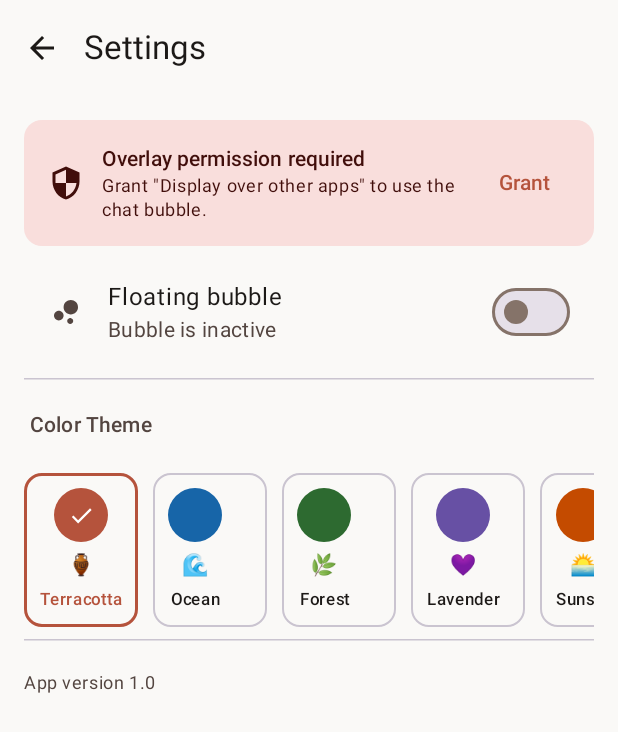
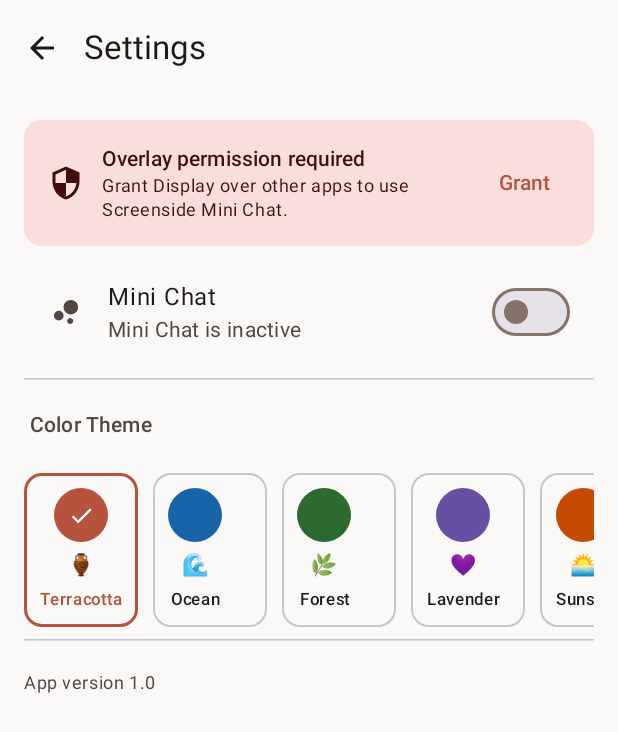
Before and after one commit to e-mad-ghub/uai, an Android app built with Jetpack Compose: the SettingsScreen screen opened through its navigation route, on a phone screen of 412 x 824 dp. Shown: the top 732 px of the screen. Run offline under Robolectric (Android 15) with nearby library versions, the light colour scheme and no system bars.

Commit message:
brand: changed the features to market namings

```diff
--- a/app/src/main/java/com/example/uai/MainActivity.kt
+++ b/app/src/main/java/com/example/uai/MainActivity.kt
@@ -149,7 +149,7 @@ class MainActivity : ComponentActivity() {
 
                             Spacer(Modifier.height(6.dp))
 
-                            // New Agora Room button
+                            // New Room button
                             OutlinedButton(
                                 onClick = {
                                     closeDrawer()
@@ -161,13 +161,13 @@ class MainActivity : ComponentActivity() {
                             ) {
                                 Icon(Icons.Default.Groups, contentDescription = null)
                                 Spacer(Modifier.width(8.dp))
-                                Text("New Agora Room")
+                                Text(stringResource(R.string.new_room))
                             }
 
                             Spacer(Modifier.height(8.dp))
                             HorizontalDivider()
 
-                            // Conversations list — all chats including Agora rooms
+                            // Conversations list — all chats including Rooms
                             if (conversations.isNotEmpty()) {
                                 Text(
                                     "Recent",
@@ -227,7 +227,7 @@ class MainActivity : ComponentActivity() {
 
                             NavigationDrawerItem(
                                 icon = { Icon(Icons.Default.Person, contentDescription = null) },
-                                label = { Text("Agents") },
+                                label = { Text(stringResource(R.string.feature_agents)) },
                                 selected = currentRoute == Routes.AGENTS,
                                 onClick = {
                                     closeDrawer()
@@ -340,7 +340,7 @@ private fun DrawerConversationItem(
                         color = MaterialTheme.colorScheme.tertiaryContainer
                     ) {
                         Text(
-                            "Agora",
+                            stringResource(R.string.feature_room),
                             style = MaterialTheme.typography.labelSmall,
                             color = MaterialTheme.colorScheme.onTertiaryContainer,
                             modifier = Modifier.padding(horizontal = 6.dp, vertical = 2.dp)
--- a/app/src/main/java/com/example/uai/service/FloatingBubbleService.kt
+++ b/app/src/main/java/com/example/uai/service/FloatingBubbleService.kt
@@ -545,7 +545,7 @@ class FloatingBubbleService : Service() {
                         messages = chatMessages,
                         inputText = inputText,
                         isLoading = isLoading,
-                        agentName = activeAgent?.name ?: "AI Agent",
+                        agentName = activeAgent?.name ?: "Agent",
                         agents = allAgents,
                         conversations = availableConversations,
                         currentConversationId = currentConversationId,
--- a/app/src/main/java/com/example/uai/ui/agents/AgentsScreen.kt
+++ b/app/src/main/java/com/example/uai/ui/agents/AgentsScreen.kt
@@ -14,9 +14,11 @@ import androidx.compose.material3.*
 import androidx.compose.runtime.*
 import androidx.compose.ui.Alignment
 import androidx.compose.ui.Modifier
+import androidx.compose.ui.res.stringResource
 import androidx.compose.ui.text.style.TextOverflow
 import androidx.compose.ui.unit.dp
 import androidx.lifecycle.compose.collectAsStateWithLifecycle
+import com.example.uai.R
 import com.example.uai.data.model.AgentConfig
 
 @OptIn(ExperimentalMaterial3Api::class)
@@ -34,7 +36,7 @@ fun AgentsScreen(
         modifier = modifier,
         topBar = {
             TopAppBar(
-                title = { Text("AI Agents") },
+                title = { Text(stringResource(R.string.feature_agents)) },
                 navigationIcon = {
                     IconButton(onClick = onBack) {
                         Icon(Icons.AutoMirrored.Filled.ArrowBack, "Back")
@@ -57,7 +59,7 @@ fun AgentsScreen(
                     Text("No agents configured", style = MaterialTheme.typography.bodyLarge)
                     Spacer(Modifier.height(8.dp))
                     Text(
-                        "Tap + to add your first AI agent",
+                        "Tap + to add your first agent",
                         style = MaterialTheme.typography.bodyMedium,
                         color = MaterialTheme.colorScheme.onSurfaceVariant
                     )
--- a/app/src/main/java/com/example/uai/ui/chat/ChatPanel.kt
+++ b/app/src/main/java/com/example/uai/ui/chat/ChatPanel.kt
@@ -403,7 +403,7 @@ fun BubbleContent(isLoading: Boolean, modifier: Modifier = Modifier) {
         } else {
             Icon(
                 Icons.Default.SmartToy,
-                contentDescription = "AI Chat",
+                contentDescription = "Screenside Mini Chat",
                 tint = Color.White,
                 modifier = Modifier.size(30.dp)
             )
--- a/app/src/main/java/com/example/uai/ui/settings/SettingsScreen.kt
+++ b/app/src/main/java/com/example/uai/ui/settings/SettingsScreen.kt
@@ -22,6 +22,7 @@ import androidx.compose.ui.Modifier
 import androidx.compose.ui.draw.clip
 import androidx.compose.ui.graphics.Color
 import androidx.compose.ui.platform.LocalContext
+import androidx.compose.ui.res.stringResource
 import androidx.compose.ui.text.style.TextAlign
 import androidx.compose.ui.text.style.TextOverflow
 import androidx.compose.ui.unit.dp
@@ -29,6 +30,7 @@ import androidx.lifecycle.Lifecycle
 import androidx.lifecycle.LifecycleEventObserver
 import androidx.lifecycle.compose.LocalLifecycleOwner
 import androidx.lifecycle.compose.collectAsStateWithLifecycle
+import com.example.uai.R
 import com.example.uai.data.model.AppColorTheme
 import com.example.uai.service.FloatingBubbleService
 
@@ -89,8 +91,16 @@ fun SettingsScreen(
                         Icon(Icons.Default.Security, contentDescription = null, tint = MaterialTheme.colorScheme.onErrorContainer)
                         Spacer(Modifier.width(12.dp))
                         Column(modifier = Modifier.weight(1f)) {
-                            Text("Overlay permission required", style = MaterialTheme.typography.titleSmall, color = MaterialTheme.colorScheme.onErrorContainer)
-                            Text("Grant \"Display over other apps\" to use the chat bubble.", style = MaterialTheme.typography.bodySmall, color = MaterialTheme.colorScheme.onErrorContainer)
+                            Text(
+                                stringResource(R.string.overlay_permission_required),
+                                style = MaterialTheme.typography.titleSmall,
+                                color = MaterialTheme.colorScheme.onErrorContainer
+                            )
+                            Text(
+                                stringResource(R.string.overlay_permission_message),
+                                style = MaterialTheme.typography.bodySmall,
+                                color = MaterialTheme.colorScheme.onErrorContainer
+                            )
                         }
                         Spacer(Modifier.width(8.dp))
                         TextButton(onClick = {
@@ -102,10 +112,14 @@ fun SettingsScreen(
 
             ListItem(
                 leadingContent = { Icon(Icons.Default.BubbleChart, contentDescription = null) },
-                headlineContent = { Text("Floating bubble") },
+                headlineContent = { Text(stringResource(R.string.feature_mini_chat)) },
                 supportingContent = {
                     Text(
-                        if (bubbleEnabled) "Bubble is active" else "Bubble is inactive",
+                        if (bubbleEnabled) {
+                            stringResource(R.string.mini_chat_active)
+                        } else {
+                            stringResource(R.string.mini_chat_inactive)
+                        },
                         color = if (bubbleEnabled) MaterialTheme.colorScheme.primary else MaterialTheme.colorScheme.onSurfaceVariant
                     )
                 },
--- a/app/src/main/res/values/strings.xml
+++ b/app/src/main/res/values/strings.xml
@@ -9,4 +9,19 @@
     <string name="bubble_channel_description">Shows the persistent Screenside mini chat overlay</string>
     <string name="bubble_notification_title">Screenside Mini Chat</string>
     <string name="bubble_notification_text">Your floating AI sidecar is active</string>
+    <string name="feature_mini_chat">Mini Chat</string>
+    <string name="feature_agents">Agents</string>
+    <string name="feature_rooms">Rooms</string>
+    <string name="feature_room">Room</string>
+    <string name="new_room">New Room</string>
+    <string name="create_room">Create Room</string>
+    <string name="rooms_empty_title">No rooms yet</string>
+    <string name="rooms_empty_message">Tap + to create a room with multiple agents</string>
+    <string name="room_settings">Room settings</string>
+    <string name="room_name">Room name</string>
+    <string name="agents_in_room">Agents in this room</string>
+    <string name="overlay_permission_required">Overlay permission required</string>
+    <string name="overlay_permission_message">Grant "Display over other apps" to use Screenside Mini Chat.</string>
+    <string name="mini_chat_active">Mini Chat is active</string>
+    <string name="mini_chat_inactive">Mini Chat is inactive</string>
 </resources>
```
Also changed, not shown: app/src/main/java/com/example/uai/ui/agora/AgoraCreateScreen.kt (+5 -3 lines), app/src/main/java/com/example/uai/ui/agora/AgoraDetailScreen.kt (+7 -5 lines), app/src/main/java/com/example/uai/ui/agora/AgoraListScreen.kt (+6 -4 lines).
